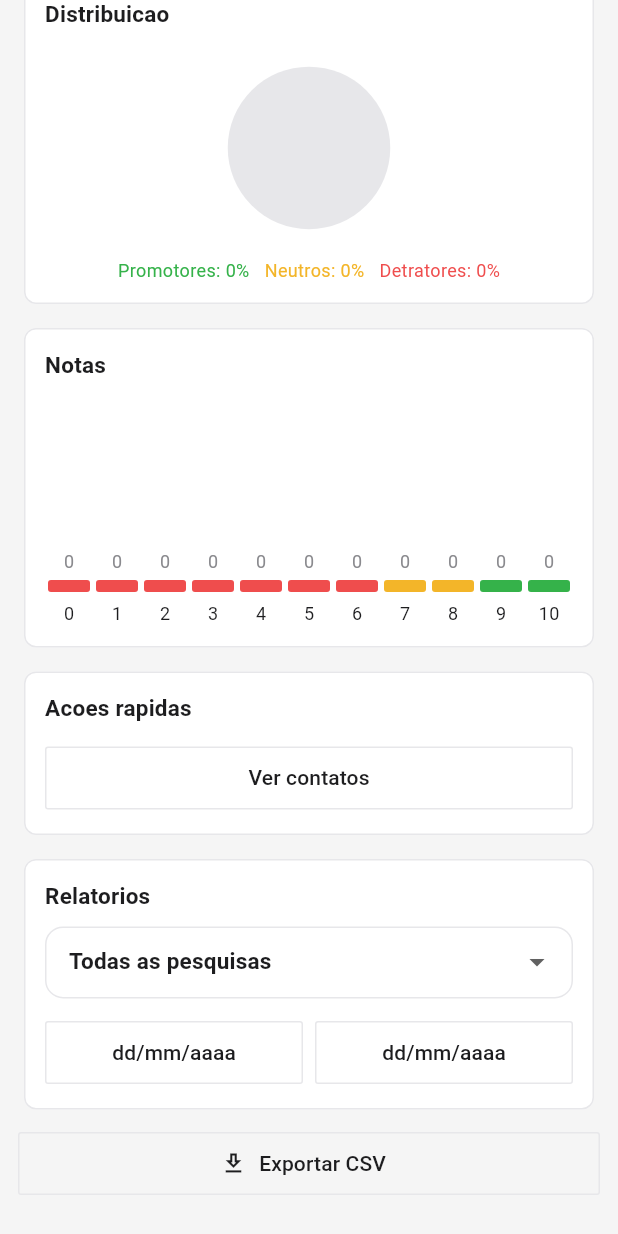
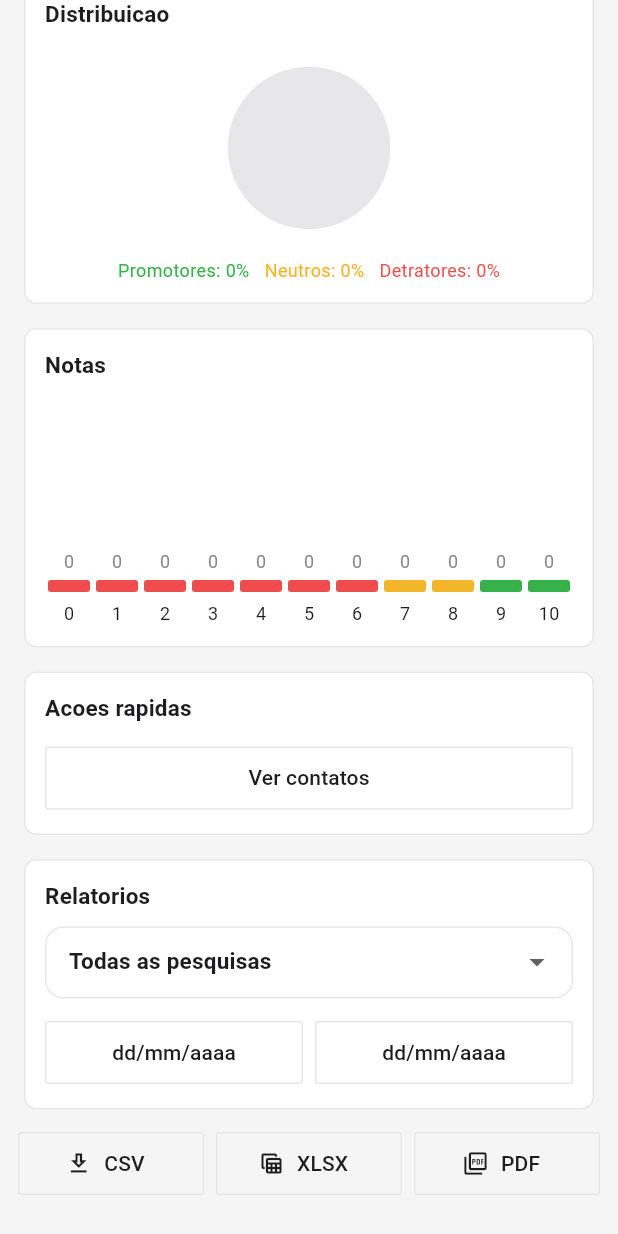
Before and after one commit to enzoluiggi/firenps-mobile, a Flutter app: the DashboardScreen widget shown alone on an empty page, opened directly with empty values, scrolled down 462 dp, on a phone screen of 412 x 824 dp. Run offline on Flutter 3.47's test engine with Material 3 defaults, Android fonts, the phone set to English and light mode, and no system bars; drawn by our look-alikes of screenshot; our stand-ins replace pdf, share_plus, sqflite; missing offline and left inert: excel; accounts and stored records are empty.

Commit message:
Exportacao em csv, xlsx e pdf

```diff
--- a/lib/data/fire_nps_controller.dart
+++ b/lib/data/fire_nps_controller.dart
@@ -1,4 +1,5 @@
 import 'package:flutter/material.dart';
+import 'package:excel/excel.dart';
 
 import '../models/company.dart';
 import '../models/contact.dart';
@@ -753,6 +754,42 @@ class FireNpsController extends ChangeNotifier {
     return buffer.toString();
   }
 
+  List<int>? exportResponsesAsXlsx(String? surveyId, DateTimeRange? range) {
+    final excel = Excel.createExcel();
+    final sheet = excel['Respostas NPS'];
+
+    // Cabeçalho
+    sheet.appendRow([
+      TextCellValue('Pesquisa'),
+      TextCellValue('Respondente'),
+      TextCellValue('Email'),
+      TextCellValue('Nota'),
+      TextCellValue('Feedback'),
+      TextCellValue('Regiao'),
+      TextCellValue('Estado'),
+      TextCellValue('Data'),
+    ]);
+
+    final surveysById = {
+      for (final survey in companySurveys) survey.id: survey,
+    };
+    for (final response in filteredResponses(surveyId, range)) {
+      final survey = surveysById[response.surveyId];
+      sheet.appendRow([
+        TextCellValue(survey?.title ?? 'Pesquisa'),
+        TextCellValue(response.contactName),
+        TextCellValue(response.email),
+        IntCellValue(response.score),
+        TextCellValue(response.comment),
+        TextCellValue(response.region),
+        TextCellValue(response.state),
+        TextCellValue(response.createdAt.toIso8601String()),
+      ]);
+    }
+
+    return excel.encode();
+  }
+
   void _seed() {
     final company = Company(
       id: 'company-1',
@@ -926,6 +963,61 @@ class FireNpsController extends ChangeNotifier {
         state: 'ES',
         createdAt: DateTime(2026, 4, 16),
       ),
+      NpsResponse(
+        id: 'response-11',
+        surveyId: 'survey-1',
+        contactName: 'Carlos Alberto',
+        email: 'carlos.alberto@exemplo.com',
+        comment: 'O suporte técnico foi excelente, resolveram meu problema em minutos.',
+        score: 10,
+        region: 'Sudeste',
+        state: 'SP',
+        createdAt: DateTime(2026, 4, 17),
+      ),
+      NpsResponse(
+        id: 'response-12',
+        surveyId: 'survey-1',
+        contactName: 'Maria Eduarda',
+        email: 'maria.eduarda@exemplo.com',
+        comment: 'O sistema é um pouco lento em horários de pico, mas atende bem.',
+        score: 7,
+        region: 'Sul',
+        state: 'RS',
+        createdAt: DateTime(2026, 4, 17),
+      ),
+      NpsResponse(
+        id: 'response-13',
+        surveyId: 'survey-1',
+        contactName: 'João Paulo',
+        email: 'joao.paulo@exemplo.com',
+        comment: 'Tive dificuldades com a interface, achei pouco intuitiva.',
+        score: 4,
+        region: 'Nordeste',
+        state: 'BA',
+        createdAt: DateTime(2026, 4, 18),
+      ),
+      NpsResponse(
+        id: 'response-14',
+        surveyId: 'survey-1',
+        contactName: 'Fernanda Lima',
+        email: 'fernanda.lima@exemplo.com',
+        comment: 'Excelente custo-benefício, recomendo fortemente.',
+        score: 10,
+        region: 'Sudeste',
+        state: 'RJ',
+        createdAt: DateTime(2026, 4, 18),
+      ),
+      NpsResponse(
+        id: 'response-15',
+        surveyId: 'survey-1',
+        contactName: 'Ricardo Souza',
+        email: 'ricardo.souza@exemplo.com',
+        comment: 'Faltam algumas integrações importantes para o meu fluxo de trabalho.',
+        score: 6,
+        region: 'Centro-Oeste',
+        state: 'MT',
+        createdAt: DateTime(2026, 4, 19),
+      ),
     ]);
   }
 }
--- a/lib/data/openai_insights_service.dart
+++ b/lib/data/openai_insights_service.dart
@@ -49,7 +49,7 @@ class OpenAiInsightsService {
                       '- `principais_reclamacoes`: Uma lista dos principais temas de reclamação, com exemplos de comentários.\n' +
                       '- `acoes_recomendadas`: Sugestões de ações para melhorar a experiência.\n' +
                       '- `prioridade_passos`: Prioridade para os próximos passos.\n\n' +
-        'Certifique-se de que a saída seja um JSON válido e que todos os campos estejam preenchidos de forma clara e objetiva. Os campos pontos_positivos, pontos_de_atencao, principais_reclamacoes e acoes_recomendadas devem ser arrays contendo apenas strings simples. Nunca retorne objetos dentro dessas listas.',
+                      'Certifique-se de que a saída seja um JSON válido e que todos os campos estejam preenchidos de forma clara e objetiva.',
                 },
                 {
                   'role': 'user',
@@ -76,7 +76,6 @@ class OpenAiInsightsService {
       throw Exception('Nao foi possivel gerar insights pela IA. Status: ${response.statusCode}, Resposta: ${response.body}');
     }
 
-    dev.log('Resposta OpenAI: ${response.body}');
     final body = jsonDecode(response.body) as Map<String, dynamic>;
     final choices = body['choices'] as List;
     if (choices.isEmpty) {
--- a/lib/models/nps_insights.dart
+++ b/lib/models/nps_insights.dart
@@ -23,8 +23,6 @@ class NpsInsights {
     String toStringValue(dynamic value) {
       if (value == null) return '';
       if (value is String) return value;
-      if (value is Map<String, dynamic>) return jsonEncode(value);
-      if (value is List) return value.map((e) => e.toString()).join(', ');
       return value.toString();
     }
 
--- a/lib/screens/dashboard/dashboard_screen.dart
+++ b/lib/screens/dashboard/dashboard_screen.dart
@@ -1,4 +1,10 @@
+import 'dart:io';
 import 'package:flutter/material.dart';
+import 'package:share_plus/share_plus.dart';
+import 'package:path_provider/path_provider.dart';
+import 'package:screenshot/screenshot.dart';
+import 'package:pdf/pdf.dart';
+import 'package:pdf/widgets.dart' as pw;
 
 import '../../data/fire_nps_controller.dart';
 import '../../theme/app_theme.dart';
@@ -17,6 +23,7 @@ class DashboardScreen extends StatefulWidget {
 class _DashboardScreenState extends State<DashboardScreen> {
   String? selectedSurveyId;
   DateTimeRange? selectedRange;
+  final ScreenshotController _screenshotController = ScreenshotController();
 
   @override
   Widget build(BuildContext context) {
@@ -30,7 +37,9 @@ class _DashboardScreenState extends State<DashboardScreen> {
       selectedRange,
     );
 
-    return ListView(
+    return Screenshot(
+      controller: _screenshotController,
+      child: ListView(
         padding: const EdgeInsets.all(12),
         children: [
           ScoreSummaryCard(
@@ -185,15 +194,80 @@ class _DashboardScreenState extends State<DashboardScreen> {
           ),
         ),
         const SizedBox(height: 8),
-        SizedBox(
-          width: double.infinity,
+        Row(
+          children: [
+            Expanded(
               child: OutlinedButton.icon(
                 onPressed: _showCsvPreview,
                 icon: const Icon(Icons.download_outlined),
-            label: const Text('Exportar CSV'),
+                label: const Text('CSV'),
+              ),
+            ),
+            const SizedBox(width: 8),
+            Expanded(
+              child: OutlinedButton.icon(
+                onPressed: _exportXlsx,
+                icon: const Icon(Icons.table_view_outlined),
+                label: const Text('XLSX'),
+              ),
+            ),
+            const SizedBox(width: 8),
+            Expanded(
+              child: OutlinedButton.icon(
+                onPressed: _shareDashboardAsPdf,
+                icon: const Icon(Icons.picture_as_pdf_outlined),
+                label: const Text('PDF'),
               ),
             ),
           ],
+        ),
+      ],
+    ),
+  );
+}
+
+Future<void> _exportXlsx() async {
+  final bytes = widget.controller.exportResponsesAsXlsx(
+    selectedSurveyId,
+    selectedRange,
+  );
+  if (bytes == null) return;
+
+  final directory = await getTemporaryDirectory();
+  final file = File('${directory.path}/relatorio_nps.xlsx');
+  await file.writeAsBytes(bytes);
+
+  await Share.shareXFiles(
+    [XFile(file.path)],
+    text: 'Relatorio NPS em Excel',
+  );
+}
+
+Future<void> _shareDashboardAsPdf() async {
+  final image = await _screenshotController.capture();
+  if (image == null) return;
+
+  final pdf = pw.Document();
+  final pdfImage = pw.MemoryImage(image);
+
+  pdf.addPage(
+    pw.Page(
+      pageFormat: PdfPageFormat.a4,
+      build: (pw.Context context) {
+        return pw.Center(
+          child: pw.Image(pdfImage, fit: pw.BoxFit.contain),
+        );
+      },
+    ),
+  );
+
+  final directory = await getTemporaryDirectory();
+  final file = File('${directory.path}/dashboard_nps.pdf');
+  await file.writeAsBytes(await pdf.save());
+
+  await Share.shareXFiles(
+    [XFile(file.path)],
+    text: 'Confira o Dashboard de NPS em PDF',
   );
 }
 
--- a/pubspec.yaml
+++ b/pubspec.yaml
@@ -37,6 +37,11 @@ dependencies:
   http: ^1.6.0
   path: ^1.9.1
   sqflite: ^2.4.2
+  excel: ^4.0.6
+  share_plus: ^10.1.4
+  path_provider: ^2.1.5
+  screenshot: ^3.0.0
+  pdf: ^3.11.1
 
 dev_dependencies:
   flutter_test:
```
Also changed, not shown: lib/screens/insights/insights_screen.dart (+57 -2 lines), pubspec.lock. Lines whose indentation alone changed are shown as unchanged.
